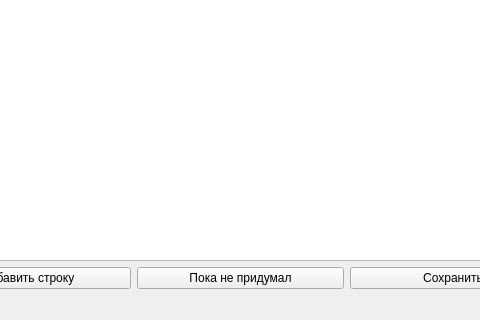
First picture: the form in mainwindow.ui, repository VladislavWaza/TradeManagementDatabase, before the edit; both pictures show x 84 to 564 and y 280 to 600 of the 861 by 600 pixel window.
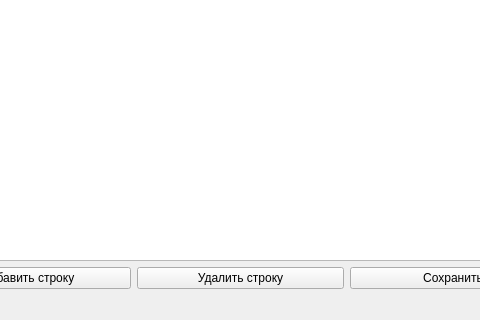
Second picture: the form after the edit.

Patch:
```diff
--- a/mainwindow.ui
+++ b/mainwindow.ui
@@ -37,7 +37,7 @@
       <item row="0" column="1">
        <widget class="QPushButton" name="chageID">
         <property name="text">
-         <string>Пока не придумал</string>
+         <string>Удалить строку</string>
         </property>
        </widget>
       </item>
```
Left out of the diff: 2 changed lines with no effect on the pictures.
